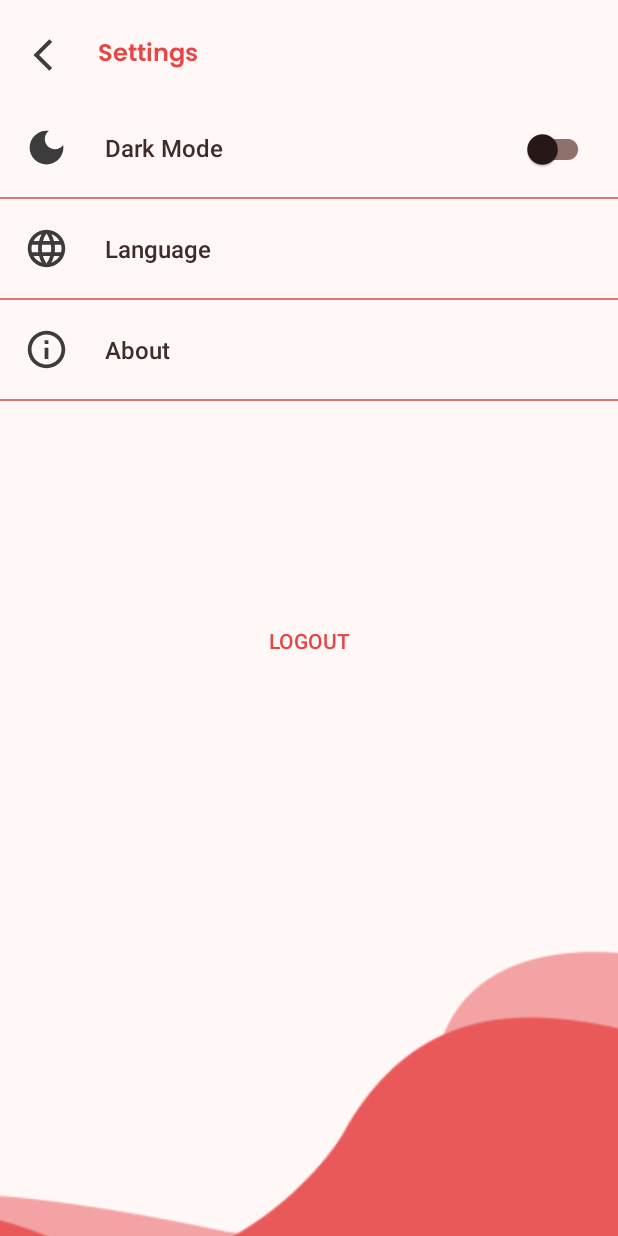
After one commit to FuadHmdn/Mental.ly-app, an Android app: the layout activity_settings.xml on its own in the app's theme, with its tools: preview values and no code run, on a phone screen of 412 x 824 dp. The commit adds this screen. Run offline under Robolectric (Android 15) with nearby library versions, the phone set to English and light mode, and no system bars.

Commit message:
add settings

```diff
--- a/app/build.gradle.kts
+++ b/app/build.gradle.kts
@@ -52,4 +52,10 @@ dependencies {
     implementation("com.github.bumptech.glide:glide:4.15.1")
     implementation("com.mikhaellopez:circularprogressbar:3.1.0")
 
+    //DATA STORE
+    implementation("androidx.datastore:datastore-preferences:1.1.1")
+
+    //
+    implementation("androidx.lifecycle:lifecycle-viewmodel-ktx:2.6.0")
+    implementation("androidx.lifecycle:lifecycle-livedata-ktx:2.6.0")
 }
--- a/app/src/main/AndroidManifest.xml
+++ b/app/src/main/AndroidManifest.xml
@@ -12,6 +12,9 @@
         android:supportsRtl="true"
         android:theme="@style/Theme.Mentallyapp"
         tools:targetApi="31">
+        <activity
+            android:name="com.c242ps188.mentally_app.ui.view.settings.SettingsActivity"
+            android:exported="false" />
         <activity
             android:name="com.c242ps188.mentally_app.ui.view.diagnose.DiagnoseSymptomsActivity"
             android:exported="false" />
--- /dev/null
+++ b/app/src/main/res/drawable/bg_button.xml
@@ -0,0 +1,9 @@
+<?xml version="1.0" encoding="utf-8"?>
+<selector xmlns:android="http://schemas.android.com/apk/res/android">
+
+    <item android:drawable="@color/md_theme_primaryFixed" android:state_pressed="true" />
+
+    <item android:drawable="@color/md_theme_primaryFixed" android:state_focused="true" />
+
+    <item android:drawable="@color/transparent" />
+</selector>
--- /dev/null
+++ b/app/src/main/res/drawable/ic_dark_mode_24.xml
@@ -0,0 +1,5 @@
+<vector xmlns:android="http://schemas.android.com/apk/res/android" android:height="30dp" android:tint="#3C3C3C" android:viewportHeight="24" android:viewportWidth="24" android:width="30dp">
+
+    <path android:fillColor="@android:color/white" android:pathData="M12,3c-4.97,0 -9,4.03 -9,9s4.03,9 9,9s9,-4.03 9,-9c0,-0.46 -0.04,-0.92 -0.1,-1.36c-0.98,1.37 -2.58,2.26 -4.4,2.26c-2.98,0 -5.4,-2.42 -5.4,-5.4c0,-1.81 0.89,-3.42 2.26,-4.4C12.92,3.04 12.46,3 12,3L12,3z"/>
+
+</vector>
--- /dev/null
+++ b/app/src/main/res/drawable/ic_info_outline_24.xml
@@ -0,0 +1,5 @@
+<vector xmlns:android="http://schemas.android.com/apk/res/android" android:height="30dp" android:tint="#3C3C3C" android:viewportHeight="24" android:viewportWidth="24" android:width="30dp">
+
+    <path android:fillColor="@android:color/white" android:pathData="M11,7h2v2h-2V7zM11,11h2v6h-2V11zM12,2C6.48,2 2,6.48 2,12s4.48,10 10,10s10,-4.48 10,-10S17.52,2 12,2zM12,20c-4.41,0 -8,-3.59 -8,-8s3.59,-8 8,-8s8,3.59 8,8S16.41,20 12,20z"/>
+
+</vector>
--- /dev/null
+++ b/app/src/main/res/drawable/ic_language_24.xml
@@ -0,0 +1,5 @@
+<vector xmlns:android="http://schemas.android.com/apk/res/android" android:height="30dp" android:tint="#3C3C3C" android:viewportHeight="24" android:viewportWidth="24" android:width="30dp">
+
+    <path android:fillColor="@android:color/white" android:pathData="M11.99,2C6.47,2 2,6.48 2,12s4.47,10 9.99,10C17.52,22 22,17.52 22,12S17.52,2 11.99,2zM18.92,8h-2.95c-0.32,-1.25 -0.78,-2.45 -1.38,-3.56 1.84,0.63 3.37,1.91 4.33,3.56zM12,4.04c0.83,1.2 1.48,2.53 1.91,3.96h-3.82c0.43,-1.43 1.08,-2.76 1.91,-3.96zM4.26,14C4.1,13.36 4,12.69 4,12s0.1,-1.36 0.26,-2h3.38c-0.08,0.66 -0.14,1.32 -0.14,2 0,0.68 0.06,1.34 0.14,2L4.26,14zM5.08,16h2.95c0.32,1.25 0.78,2.45 1.38,3.56 -1.84,-0.63 -3.37,-1.9 -4.33,-3.56zM8.03,8L5.08,8c0.96,-1.66 2.49,-2.93 4.33,-3.56C8.81,5.55 8.35,6.75 8.03,8zM12,19.96c-0.83,-1.2 -1.48,-2.53 -1.91,-3.96h3.82c-0.43,1.43 -1.08,2.76 -1.91,3.96zM14.34,14L9.66,14c-0.09,-0.66 -0.16,-1.32 -0.16,-2 0,-0.68 0.07,-1.35 0.16,-2h4.68c0.09,0.65 0.16,1.32 0.16,2 0,0.68 -0.07,1.34 -0.16,2zM14.59,19.56c0.6,-1.11 1.06,-2.31 1.38,-3.56h2.95c-0.96,1.65 -2.49,2.93 -4.33,3.56zM16.36,14c0.08,-0.66 0.14,-1.32 0.14,-2 0,-0.68 -0.06,-1.34 -0.14,-2h3.38c0.16,0.64 0.26,1.31 0.26,2s-0.1,1.36 -0.26,2h-3.38z"/>
+
+</vector>
--- /dev/null
+++ b/app/src/main/res/layout/activity_settings.xml
@@ -0,0 +1,173 @@
+<?xml version="1.0" encoding="utf-8"?>
+<androidx.constraintlayout.widget.ConstraintLayout xmlns:android="http://schemas.android.com/apk/res/android"
+    xmlns:app="http://schemas.android.com/apk/res-auto"
+    xmlns:tools="http://schemas.android.com/tools"
+    android:id="@+id/main"
+    android:layout_width="match_parent"
+    android:layout_height="match_parent"
+    tools:context="com.c242ps188.mentally_app.ui.view.settings.SettingsActivity">
+
+
+    <ImageView
+        android:id="@+id/btn_back"
+        android:layout_width="25dp"
+        android:layout_height="25dp"
+        android:layout_marginStart="16dp"
+        android:layout_marginTop="24dp"
+        android:contentDescription="@string/back_to_home"
+        android:src="@drawable/ic_arrow_back"
+        app:layout_constraintStart_toStartOf="parent"
+        app:layout_constraintTop_toTopOf="parent" />
+
+    <TextView
+        android:layout_width="wrap_content"
+        android:layout_height="wrap_content"
+        android:layout_gravity="center"
+        android:layout_marginStart="24dp"
+        android:fontFamily="@font/poppins_semibold"
+        android:text="@string/settings"
+        android:textColor="@color/md_theme_primary"
+        android:textSize="16sp"
+        app:layout_constraintBottom_toBottomOf="@id/btn_back"
+        app:layout_constraintStart_toEndOf="@id/btn_back"
+        app:layout_constraintTop_toTopOf="@id/btn_back" />
+
+    <ScrollView
+        android:layout_width="match_parent"
+        android:layout_height="wrap_content"
+        android:layout_marginTop="24dp"
+        app:layout_constraintTop_toBottomOf="@id/btn_back">
+
+        <LinearLayout
+            android:layout_width="match_parent"
+            android:layout_height="wrap_content"
+            android:orientation="vertical">
+
+            <LinearLayout
+                android:layout_width="match_parent"
+                android:layout_height="wrap_content"
+                android:orientation="horizontal"
+                tools:ignore="UseCompoundDrawables,UselessParent">
+
+                <androidx.appcompat.widget.AppCompatButton
+                    android:id="@+id/btn_dark_mode"
+                    android:layout_width="0dp"
+                    android:layout_height="50dp"
+                    android:layout_weight="1"
+                    android:background="@color/transparent"
+                    android:drawableStart="@drawable/ic_dark_mode_24"
+                    android:drawablePadding="24dp"
+                    android:gravity="start|center_vertical"
+                    android:paddingStart="16dp"
+                    android:text="@string/dark_mode"
+                    android:textAllCaps="false"
+                    android:textColor="@color/md_theme_inverseSurface"
+                    android:textSize="16sp"
+                    android:textStyle="normal"
+                    tools:ignore="RtlSymmetry" />
+
+                <androidx.appcompat.widget.SwitchCompat
+                    android:id="@+id/switch_dark_mode"
+                    android:layout_width="wrap_content"
+                    android:layout_height="wrap_content"
+                    android:layout_marginEnd="16dp" />
+
+            </LinearLayout>
+
+            <View
+                android:layout_width="match_parent"
+                android:layout_height="1dp"
+                android:layout_marginTop="8dp"
+                android:layout_marginBottom="8dp"
+                android:alpha="0.7"
+                android:background="@color/md_theme_primaryFixed_mediumContrast" />
+
+            <LinearLayout
+                android:layout_width="match_parent"
+                android:layout_height="wrap_content"
+                android:orientation="horizontal"
+                tools:ignore="UseCompoundDrawables,UselessParent">
+
+                <androidx.appcompat.widget.AppCompatButton
+                    android:id="@+id/btn_language"
+                    android:layout_width="match_parent"
+                    android:layout_height="50dp"
+                    android:background="@drawable/bg_button"
+                    android:drawableStart="@drawable/ic_language_24"
+                    android:drawablePadding="24dp"
+                    android:gravity="start|center_vertical"
+                    android:paddingStart="16dp"
+                    android:text="@string/language"
+                    android:textAllCaps="false"
+                    android:textColor="@color/md_theme_inverseSurface"
+                    android:textSize="16sp"
+                    android:textStyle="normal"
+                    tools:ignore="RtlSymmetry" />
+
+            </LinearLayout>
+
+            <View
+                android:layout_width="match_parent"
+                android:layout_height="1dp"
+                android:layout_marginTop="8dp"
+                android:layout_marginBottom="8dp"
+                android:alpha="0.7"
+                android:background="@color/md_theme_primaryFixed_mediumContrast" />
+
+            <LinearLayout
+                android:layout_width="match_parent"
+                android:layout_height="wrap_content"
+                android:orientation="horizontal"
+                tools:ignore="UseCompoundDrawables,UselessParent">
+
+                <androidx.appcompat.widget.AppCompatButton
+                    android:id="@+id/btn_about"
+                    android:layout_width="match_parent"
+                    android:layout_height="50dp"
+                    android:background="@drawable/bg_button"
+                    android:drawableStart="@drawable/ic_info_outline_24"
+                    android:drawablePadding="24dp"
+                    android:gravity="start|center_vertical"
+                    android:paddingStart="16dp"
+                    android:text="@string/about"
+                    android:textAllCaps="false"
+                    android:textColor="@color/md_theme_inverseSurface"
+                    android:textSize="16sp"
+                    android:textStyle="normal"
+                    tools:ignore="RtlSymmetry" />
+
+            </LinearLayout>
+
+            <View
+                android:layout_width="match_parent"
+                android:layout_height="1dp"
+                android:layout_marginTop="8dp"
+                android:layout_marginBottom="8dp"
+                android:alpha="0.7"
+                android:background="@color/md_theme_primaryFixed_mediumContrast" />
+
+            <androidx.appcompat.widget.AppCompatButton
+                android:id="@+id/btn_logout"
+                android:layout_width="wrap_content"
+                android:layout_height="wrap_content"
+                android:layout_gravity="center"
+                android:layout_marginTop="128dp"
+                android:background="@color/transparent"
+                android:text="@string/logout"
+                android:textColor="@color/md_theme_primary" />
+
+        </LinearLayout>
+
+    </ScrollView>
+
+    <ImageView
+        android:layout_width="0dp"
+        android:layout_height="wrap_content"
+        android:contentDescription="@string/app_name"
+        android:scaleType="centerCrop"
+        android:src="@drawable/bg_settings"
+        app:layout_constraintBottom_toBottomOf="parent"
+        app:layout_constraintEnd_toEndOf="parent"
+        app:layout_constraintStart_toStartOf="parent" />
+
+</androidx.constraintlayout.widget.ConstraintLayout>
--- a/app/src/main/res/values/strings.xml
+++ b/app/src/main/res/values/strings.xml
@@ -74,6 +74,11 @@
     <string name="back_depression_inventory_bdi_skor">Back Depression Inventory (BDI) SKOR</string>
     <string name="detected_for_mental_health_issues">Detected for Mental Health Issues</string>
     <string name="please_fill_in_all_the_data">Please fill in all the data</string>
+    <string name="light_mode">Light Mode</string>
+    <string name="dark_mode">Dark Mode</string>
+    <string name="language">Language</string>
+    <string name="about">About</string>
+    <string name="logout">LogOut</string>
 
 
 </resources>
```
Also changed, not shown: app/src/main/java/com/c242ps188/mentally_app/data/local/preferences/SettingsPreferences.kt (added, +57 -0 lines), app/src/main/java/com/c242ps188/mentally_app/data/repository/SettingsRepository.kt (added, +26 -0 lines), app/src/main/java/com/c242ps188/mentally_app/di/Injection.kt (+8 -1 lines), app/src/main/java/com/c242ps188/mentally_app/ui/view/home/HomeActivity.kt (+20 -2 lines), app/src/main/java/com/c242ps188/mentally_app/ui/view/settings/SettingsActivity.kt (added, +71 -0 lines), app/src/main/java/com/c242ps188/mentally_app/ui/viewmodel/SettingsViewModel.kt (added, +26 -0 lines), app/src/main/java/com/c242ps188/mentally_app/ui/viewmodel/ViewModelFactory.kt (+8 -2 lines), app/src/main/java/com/c242ps188/mentally_app/util/Util.kt (added, +9 -0 lines), app/src/main/res/drawable/bg_settings.png (added).
